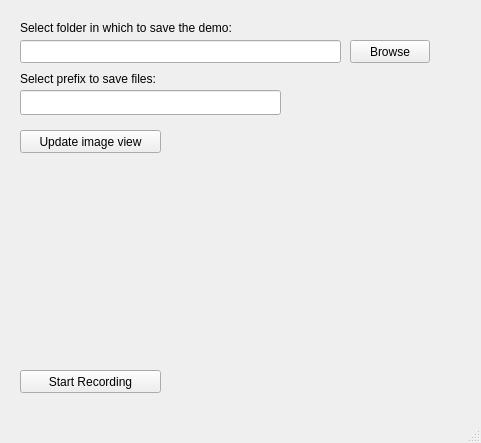
This is gui/demo.ui in sophiamoyen/data_collection as Qt 5 draws it before an edit. The edited form follows.
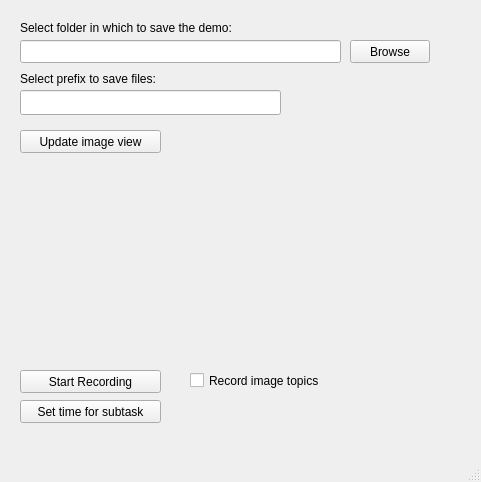
This is the edited form.

```diff
--- a/gui/demo.ui
+++ b/gui/demo.ui
@@ -7,7 +7,7 @@
     <x>0</x>
     <y>0</y>
     <width>481</width>
-    <height>443</height>
+    <height>482</height>
    </rect>
   </property>
   <property name="windowTitle">
@@ -125,6 +125,32 @@
      <string>Select prefix to save files:</string>
     </property>
    </widget>
+   <widget class="QCheckBox" name="checkBox">
+    <property name="geometry">
+     <rect>
+      <x>190</x>
+      <y>370</y>
+      <width>151</width>
+      <height>21</height>
+     </rect>
+    </property>
+    <property name="text">
+     <string>Record image topics</string>
+    </property>
+   </widget>
+   <widget class="QPushButton" name="setSubtaskTopic">
+    <property name="geometry">
+     <rect>
+      <x>20</x>
+      <y>400</y>
+      <width>141</width>
+      <height>23</height>
+     </rect>
+    </property>
+    <property name="text">
+     <string>Set time for subtask</string>
+    </property>
+   </widget>
   </widget>
   <widget class="QMenuBar" name="menubar">
    <property name="geometry">
```
Left out of the diff: 2 changed lines with no effect on the pictures.
